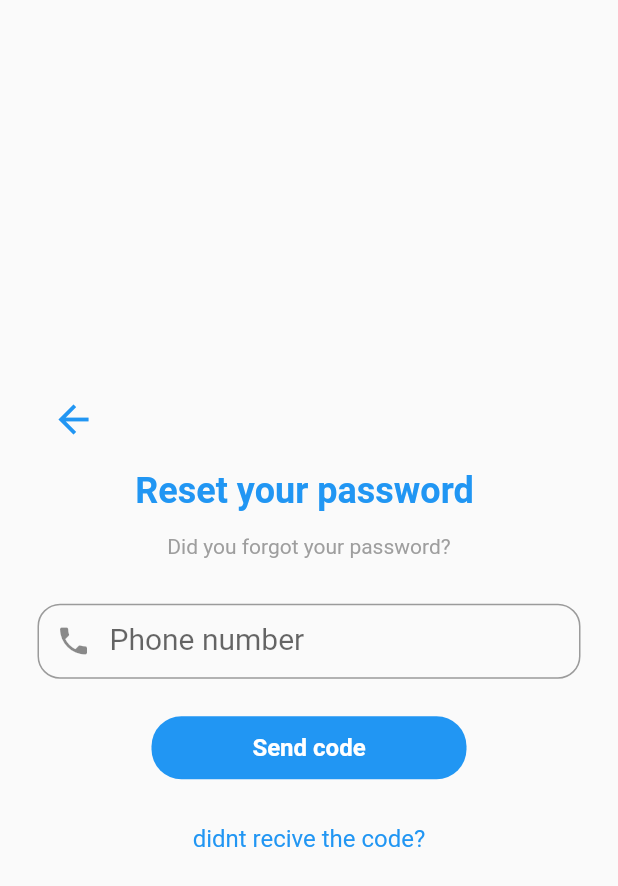
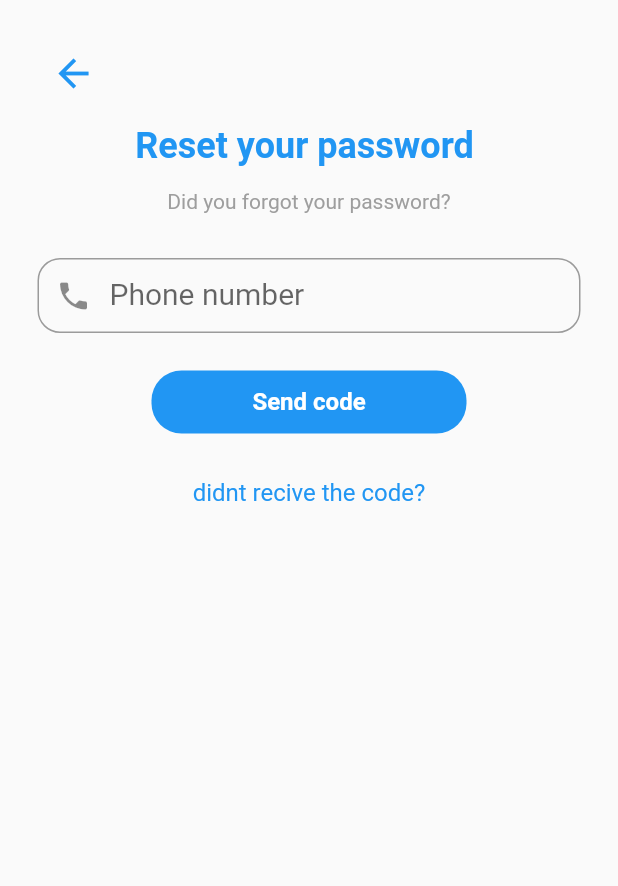
Before and after one commit to BrwaCs/elibrary, a Flutter app: the forgot_password screen opened directly, on a phone screen of 412 x 824 dp. Shown: the top 886 px of the screen. Run offline on Flutter 3.47's test engine with Material 2 defaults, Android fonts, the phone set to English and light mode, and no system bars.

Commit message:
some changes

```diff
--- a/lib/src/forgot_password.dart
+++ b/lib/src/forgot_password.dart
@@ -9,13 +9,14 @@ class forgot_password extends StatelessWidget {
   @override
   Widget build(BuildContext context) {
     return GestureDetector(
+      //when you unpress textfild that is deactive
       onTap: ()=> FocusScope.of(context).unfocus(),
       child: Scaffold(
       body:Padding(
         padding: const EdgeInsets.all(25),
         child: Center(
-          child: SingleChildScrollView(
-            child: Column(
+          // add singlechildscrollview     but have some problem
+          child:  Column(
               children: [
                 Row(
                   mainAxisAlignment:MainAxisAlignment.start,
@@ -114,7 +115,7 @@ class forgot_password extends StatelessWidget {
           ),
         ),
       )
-      ),
+
     );
   }
 }
```
